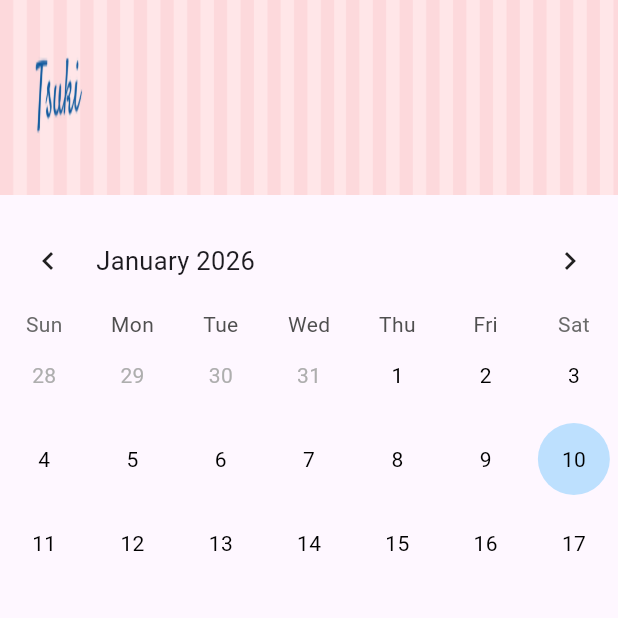
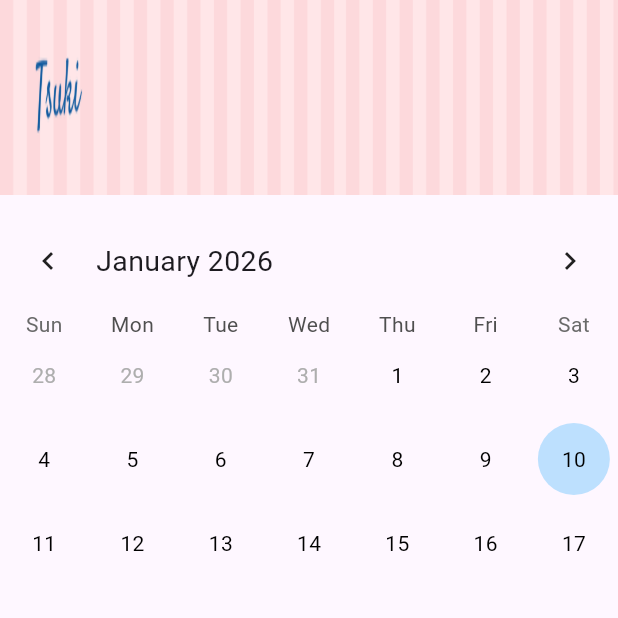
Before and after one commit to authcar/Period-tracking, a Flutter app: the screen it shows after launch, on a phone screen of 412 x 824 dp, the top half of it. Run offline on Flutter 3.47's test engine with Material 3 defaults, Android fonts, the phone set to English and light mode, and no system bars; drawn by our look-alikes of table_calendar; our stand-ins replace geolocator, google_fonts, hive, hive_flutter; accounts and stored records are empty; Roboto replaces fonts that are missing (Vidaloka).

Commit message:
updated, prettier

```diff
--- a/lib/widgets/calendar.dart
+++ b/lib/widgets/calendar.dart
@@ -238,13 +238,19 @@ class _CalendarWidgetState extends State<CalendarWidget> {
             // Calendar
             TableCalendar(
               rowHeight: 56,
-
               firstDay: DateTime.utc(2020, 1, 1),
               lastDay: DateTime.utc(2030, 12, 31),
               focusedDay: _focusedDay,
               calendarFormat: _calendarFormat,
               // TAMBAHAN: Hilangin tombol 2 weeks
               availableCalendarFormats: const {CalendarFormat.month: 'Month'},
+
+              headerStyle: const HeaderStyle(
+              titleTextStyle: TextStyle(
+                fontSize: 19,
+              ),
+            ),
+
               selectedDayPredicate: (day) =>
                   _selectedDay != null && _isSameDay(_selectedDay!, day),
               onDaySelected: (selectedDay, focusedDay) {
```
